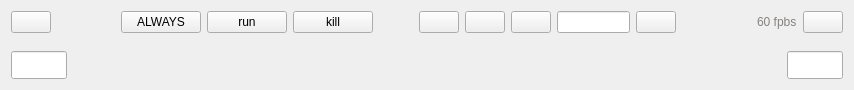
Qt form ui/zenoedit/timeline/ztimeline.ui (zenustech/zeno) before a commit.
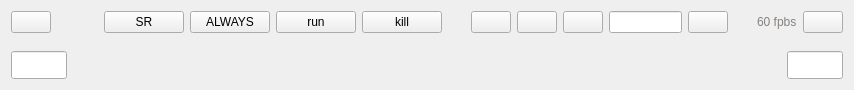
The same form after that commit. Icons and pictures are not drawn. Custom widgets are drawn as their Qt base class.

Commit message: simple render button

What changed in the file:
```diff
--- a/ui/zenoedit/timeline/ztimeline.ui
+++ b/ui/zenoedit/timeline/ztimeline.ui
@@ -55,6 +55,16 @@
        </property>
       </spacer>
      </item>
+     <item>
+      <widget class="QPushButton" name="btnSimpleRender">
+       <property name="text">
+        <string>SR</string>
+       </property>
+       <property name="checkable">
+        <bool>true</bool>
+       </property>
+      </widget>
+     </item>
      <item>
       <widget class="QPushButton" name="btnAlways">
        <property name="text">
```
The commit also changes 5 other files.
